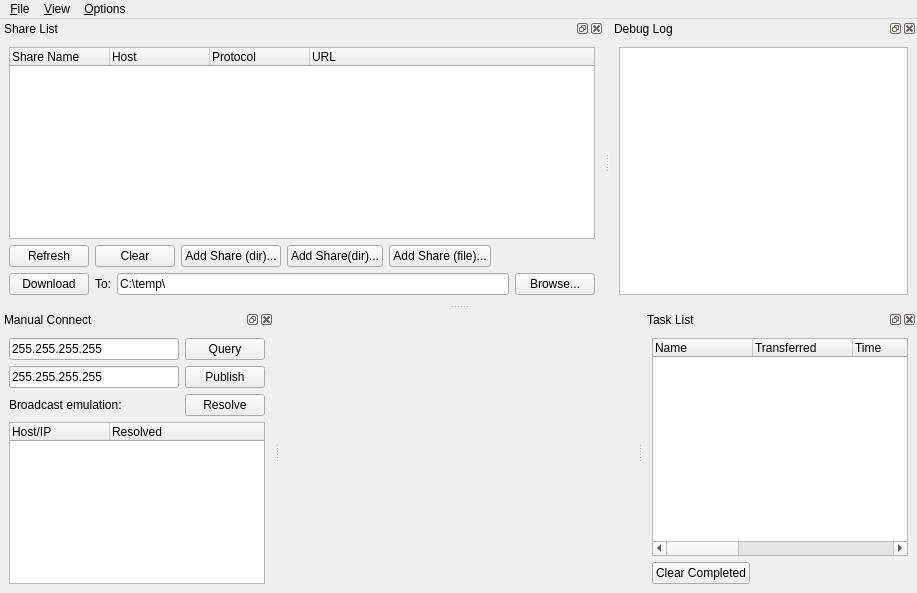
MrHacky/uftt, file src/qt-gui/MainWindow.ui: the form before one commit.
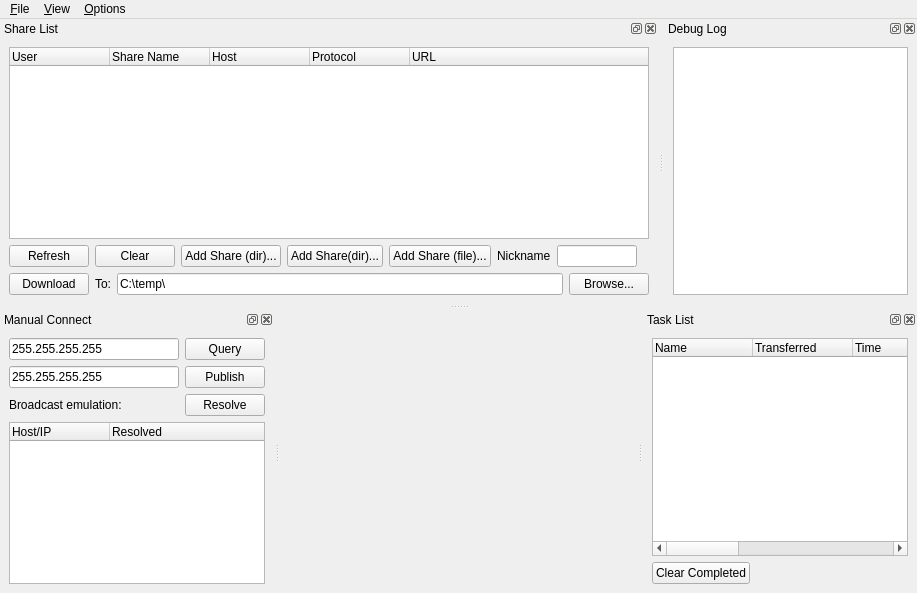
The form after the commit. Custom widgets are drawn as their Qt base class.

Commit message: Add nickname feature.

```diff
--- a/src/qt-gui/MainWindow.ui
+++ b/src/qt-gui/MainWindow.ui
@@ -112,6 +112,11 @@
     <layout class="QVBoxLayout" >
      <item>
       <widget class="QDragDropTreeWidget" name="listShares" >
+       <column>
+        <property name="text" >
+         <string>User</string>
+        </property>
+       </column>
        <column>
         <property name="text" >
          <string>Share Name</string>
@@ -171,6 +176,16 @@
          </property>
         </widget>
        </item>
+       <item>
+        <widget class="QLabel" name="lblNickName" >
+         <property name="text" >
+          <string>Nickname</string>
+         </property>
+        </widget>
+       </item>
+       <item>
+        <widget class="QLineEdit" name="editNickName" />
+       </item>
        <item>
         <spacer>
          <property name="orientation" >
```
Left out of the diff: 8 changed lines with no effect on the pictures. The commit also changes 6 other files.
